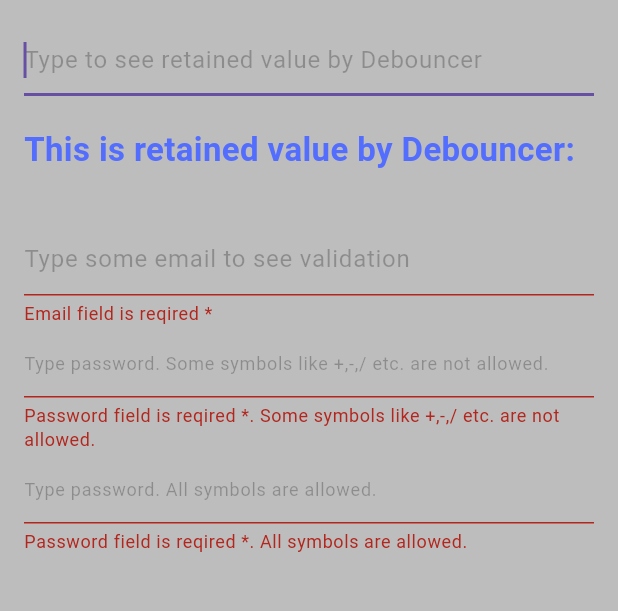
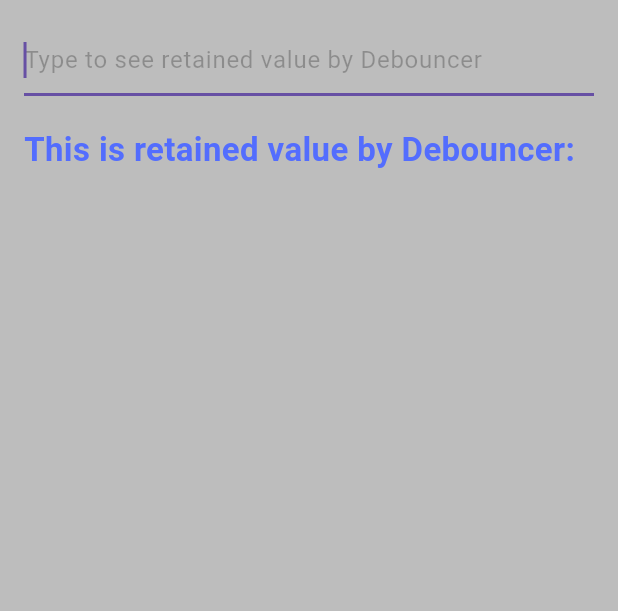
Before and after one commit to sssloba/flutter_techniques, a Flutter app: the DebouncerDemo screen opened directly, on a phone screen of 412 x 824 dp, the part 84-695 px from its top. Run offline on Flutter 3.47's test engine with Material 3 defaults, Android fonts, the light colour scheme and no system bars.

Commit message:
splitting-validators-from-debouncer

```diff
--- a/lib/screens/deboncer/debouncer_demo.dart
+++ b/lib/screens/deboncer/debouncer_demo.dart
@@ -1,6 +1,5 @@
 import 'package:flutter/material.dart';
 import 'package:flutter_techniques/screens/deboncer/debouncer.dart';
-import 'package:flutter_techniques/utils/validators.dart';
 import 'package:flutter_techniques/widgets/app_scaffold.dart';
 
 class DebouncerDemo extends StatefulWidget {
@@ -11,13 +10,9 @@ class DebouncerDemo extends StatefulWidget {
 }
 
 class _DebouncerDemoState extends State<DebouncerDemo> {
-  //final formKey = GlobalKey<FormState>();
   final TextEditingController _debounceDemoTextController =
       TextEditingController();
-  final TextEditingController _emailTextController = TextEditingController();
-  final TextEditingController _passwordTextController = TextEditingController();
-  final TextEditingController _passwordUnrestrictedTextController =
-      TextEditingController();
+
   final Debouncer _debouncer = Debouncer(milliseconds: 600);
 
   String retainedValue = '';
@@ -25,9 +20,6 @@ class _DebouncerDemoState extends State<DebouncerDemo> {
   @override
   void dispose() {
     _debounceDemoTextController.dispose();
-    _emailTextController.dispose();
-    _passwordTextController.dispose();
-    _passwordUnrestrictedTextController.dispose();
     super.dispose();
   }
 
@@ -74,77 +66,6 @@ class _DebouncerDemoState extends State<DebouncerDemo> {
                 color: Color.fromARGB(255, 153, 231, 156),
               ),
             ),
-
-            // email validation
-            TextFormField(
-              controller: _emailTextController,
-              autovalidateMode: AutovalidateMode.onUserInteraction,
-              //key: formKey,
-              decoration: const InputDecoration(
-                hintText: 'Type some email to see validation',
-                hintStyle: TextStyle(
-                  color: Colors.black26,
-                ),
-                errorText: 'Email field is reqired *',
-              ),
-              validator: (value) {
-                if (value == null || value.trim().isEmpty) {
-                  return 'Email cannot be empty';
-                }
-                final bool isEmail = Validators().isEmail(value);
-                return isEmail ? 'Email form is ok' : 'Invalid email form';
-              },
-            ),
-
-            // password validation
-            TextFormField(
-              controller: _passwordTextController,
-              autovalidateMode: AutovalidateMode.onUserInteraction,
-              decoration: const InputDecoration(
-                  hintText:
-                      'Type password. Some symbols like +,-,/ etc. are not allowed.',
-                  hintStyle: TextStyle(color: Colors.black26, fontSize: 12),
-                  errorText:
-                      'Password field is reqired *. Some symbols like +,-,/ etc. are not allowed.',
-                  errorMaxLines: 2),
-              validator: (value) {
-                if (value == null || value.trim().isEmpty) {
-                  return 'Password cannot be empty *.';
-                }
-                final bool isSymbolAllowed =
-                    Validators().isSymbolAllowed(value);
-                if (!isSymbolAllowed) {
-                  return 'Used symbol which is not allowed ❌';
-                }
-                final bool isStrongPassword =
-                    Validators().strongPassword(value);
-                return isStrongPassword
-                    ? 'Password is strong!!! 😎'
-                    : 'Password is week ☹';
-              },
-            ),
-
-            // unrestricted password validation
-            TextFormField(
-              controller: _passwordUnrestrictedTextController,
-              autovalidateMode: AutovalidateMode.onUserInteraction,
-              decoration: const InputDecoration(
-                  hintText: 'Type password. All symbols are allowed.',
-                  hintStyle: TextStyle(color: Colors.black26, fontSize: 12),
-                  errorText:
-                      'Password field is reqired *. All symbols are allowed.',
-                  errorMaxLines: 2),
-              validator: (value) {
-                if (value == null || value.trim().isEmpty) {
-                  return 'Password cannot be empty *.';
-                }
-                final bool isStrongPassword =
-                    Validators().strongPasswordUnrestricted(value);
-                return isStrongPassword
-                    ? 'Password is strong!!! 😎'
-                    : 'Password is week ☹';
-              },
-            ),
           ],
         ),
       ),
--- a/lib/widgets/app_drawer.dart
+++ b/lib/widgets/app_drawer.dart
@@ -2,6 +2,7 @@ import 'package:flutter/material.dart';
 import 'package:flutter_techniques/screens/deboncer/debouncer_demo.dart';
 import 'package:flutter_techniques/screens/home_page.dart';
 import 'package:flutter_techniques/screens/multi_tap_detector/multi_tap_detector_demo.dart';
+import 'package:flutter_techniques/screens/validators/validators_demo.dart';
 import 'package:flutter_techniques/widgets/drawer_tile.dart';
 
 class AppDrawer extends StatelessWidget {
@@ -15,6 +16,7 @@ class AppDrawer extends StatelessWidget {
           DrawerTile(HomePage()),
           DrawerTile(MultiTapDetectorDemo()),
           DrawerTile(DebouncerDemo()),
+          DrawerTile(ValidatorsDemo()),
         ],
       ),
     );
```
Also changed, not shown: lib/screens/validators/validators_demo.dart (added, +112 -0 lines), lib/screens/validators/validators.dart (renamed from lib/utils/validators.dart).
